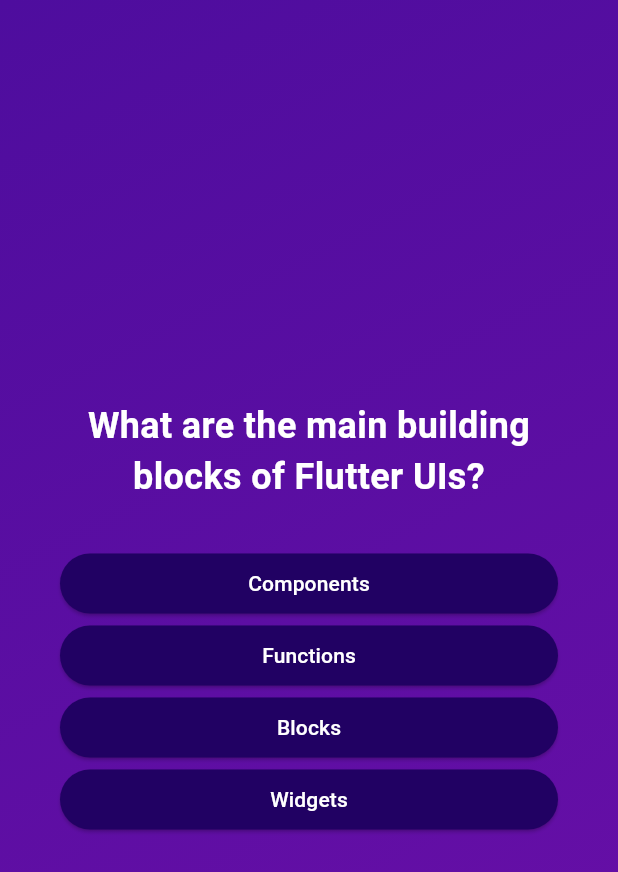
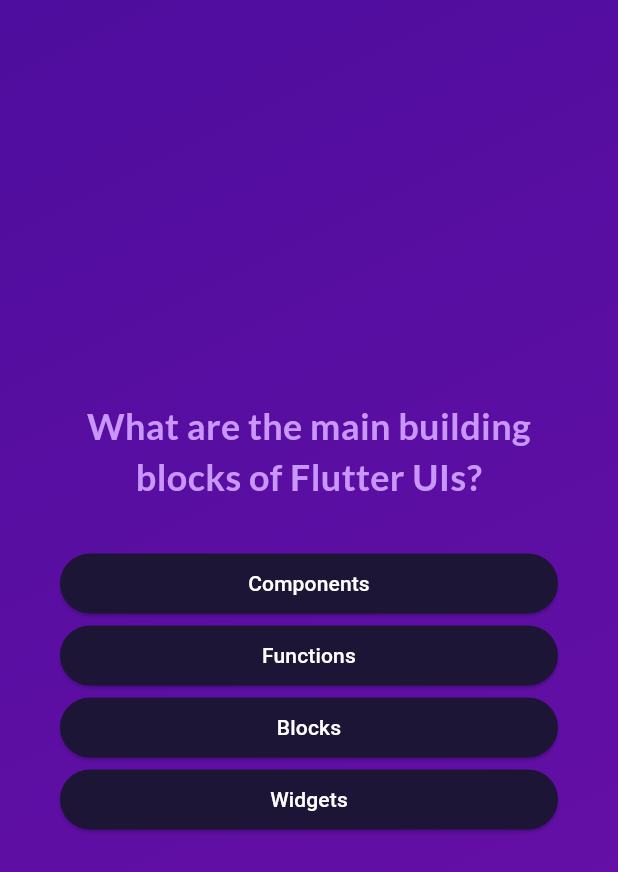
Before and after one commit to GhadeerHamed/flutter-quiz-test, a Flutter app: the screen it shows after launch, after a tap on "start Quiz", on a phone screen of 412 x 824 dp. Shown: the top 872 px of the screen. Run offline on Flutter 3.47's test engine with Material 3 defaults, Android fonts, the phone set to English and light mode, and no system bars; our stand-ins replace google_fonts.

Commit message:
Refactor UI components for improved styling and functionality; update answer button alignment, enhance question display, and add Google Fonts support.

```diff
--- a/lib/answer_button.dart
+++ b/lib/answer_button.dart
@@ -15,12 +15,12 @@ class AnswerButton extends StatelessWidget {
     return ElevatedButton(
       onPressed: onTap,
       style: ElevatedButton.styleFrom(
-        backgroundColor: const Color.fromARGB(255, 33, 1, 99),
+        backgroundColor: const Color.fromARGB(255, 28, 21, 54),
         foregroundColor: Colors.white,
         shape: RoundedRectangleBorder(borderRadius: BorderRadius.circular(40)),
         padding: const EdgeInsets.symmetric(vertical: 10, horizontal: 40),
       ),
-      child: Text(answerText),
+      child: Text(answerText, textAlign: TextAlign.center),
     );
   }
 }
--- a/lib/questions_screen.dart
+++ b/lib/questions_screen.dart
@@ -1,4 +1,5 @@
 import 'package:flutter/material.dart';
+import 'package:google_fonts/google_fonts.dart';
 import 'package:quiz_test/answer_button.dart';
 import 'package:quiz_test/data/questions.dart';
 
@@ -10,9 +11,17 @@ class QuestionsScreen extends StatefulWidget {
 }
 
 class _QuestionsScreenState extends State<QuestionsScreen> {
+  int questionIndex = 0;
+
+  void answerQuestion() {
+    setState(() {
+      questionIndex++;
+    });
+  }
+
   @override
   Widget build(BuildContext context) {
-    final currentQuestion = questions[0];
+    final currentQuestion = questions[questionIndex];
     return SizedBox(
       width: double.infinity,
       child: Container(
@@ -23,8 +32,8 @@ class _QuestionsScreenState extends State<QuestionsScreen> {
           children: [
             Text(
               currentQuestion.question,
-              style: TextStyle(
-                color: Colors.white,
+              style: GoogleFonts.lato(
+                color: Color.fromARGB(255, 201, 150, 251),
                 fontSize: 24,
                 fontWeight: FontWeight.bold,
               ),
@@ -33,7 +42,7 @@ class _QuestionsScreenState extends State<QuestionsScreen> {
             const SizedBox(height: 30),
 
             ...currentQuestion.getShuffledAnswers().map((answer) {
-              return AnswerButton(answerText: answer, onTap: () {});
+              return AnswerButton(answerText: answer, onTap: answerQuestion);
             }),
           ],
         ),
--- a/lib/start_screen.dart
+++ b/lib/start_screen.dart
@@ -1,4 +1,5 @@
 import 'package:flutter/material.dart';
+import 'package:google_fonts/google_fonts.dart';
 
 class StartScreen extends StatelessWidget {
   const StartScreen(this.startQuiz, {super.key});
@@ -17,9 +18,12 @@ class StartScreen extends StatelessWidget {
             color: const Color.fromARGB(150, 255, 255, 255),
           ),
           SizedBox(height: 20),
-          const Text(
+          Text(
             "Learn Flutter the fun way!.",
-            style: TextStyle(fontSize: 24, color: Colors.white),
+            style: GoogleFonts.lato(
+              fontSize: 24,
+              color: const Color.fromARGB(255, 236, 233, 233),
+            ),
           ),
           SizedBox(height: 30),
           OutlinedButton.icon(
--- a/pubspec.yaml
+++ b/pubspec.yaml
@@ -34,6 +34,7 @@ dependencies:
   # The following adds the Cupertino Icons font to your application.
   # Use with the CupertinoIcons class for iOS style icons.
   cupertino_icons: ^1.0.8
+  google_fonts: ^6.3.2
 
 dev_dependencies:
   flutter_test:
```
Also changed, not shown: pubspec.lock, 2 other files.
